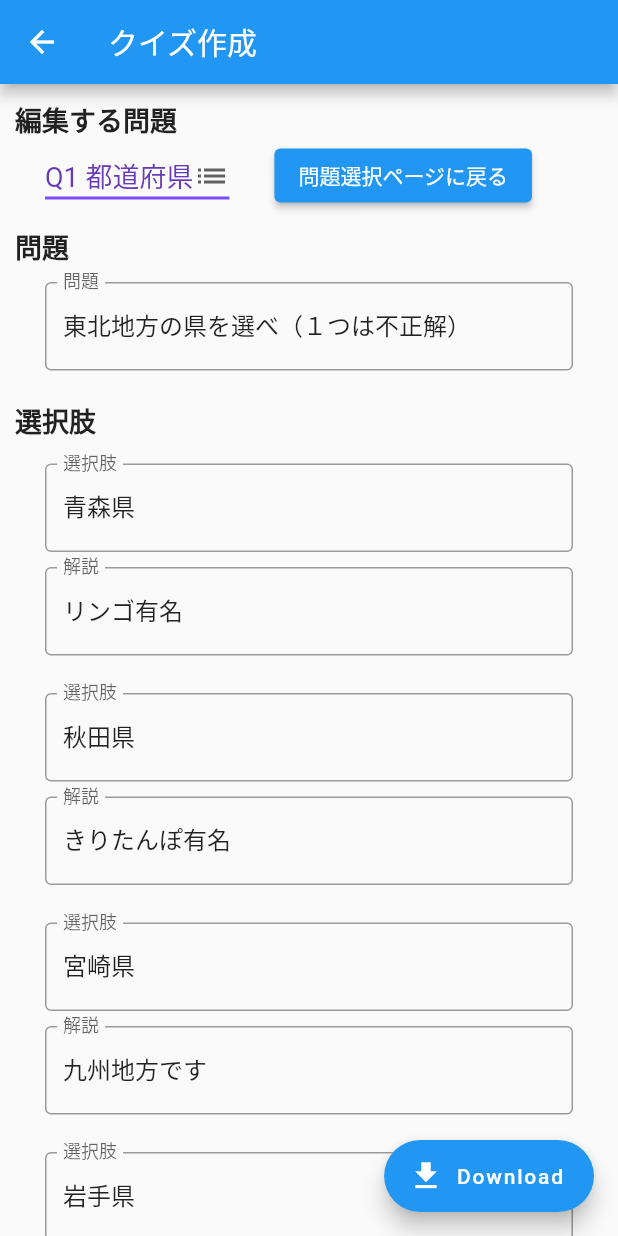
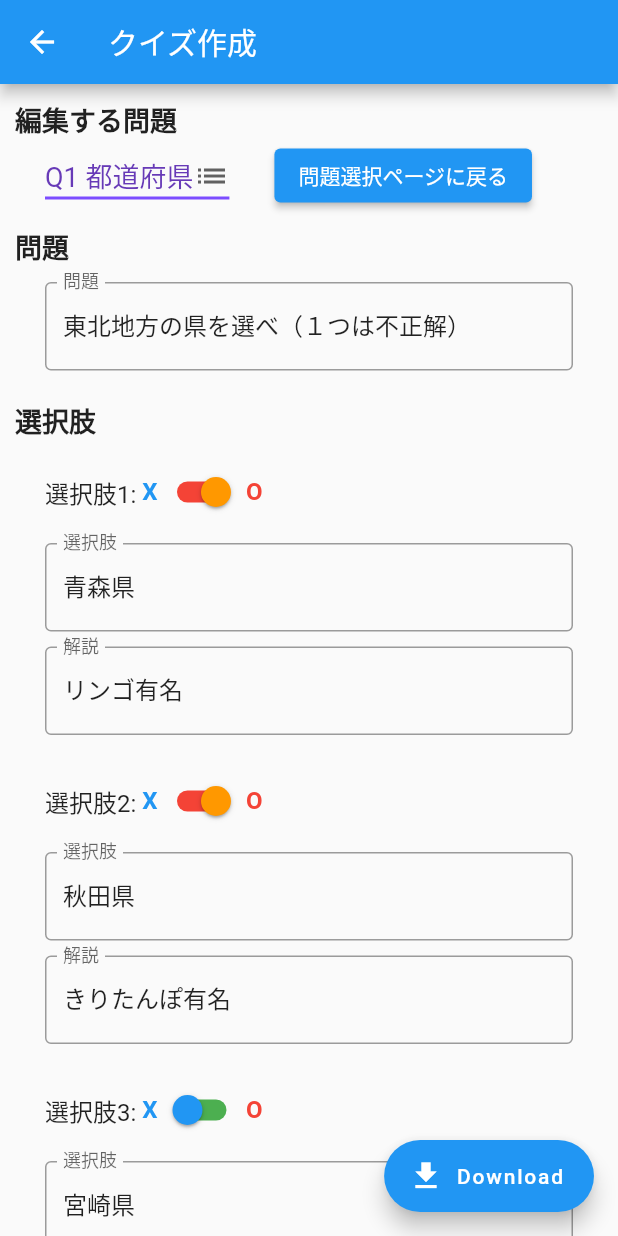
Before and after one commit to jugjug7531/babanuki_suddendeath, a Flutter app: the screen it shows after launch, after a tap on "Edit", on a phone screen of 412 x 824 dp. Run offline on Flutter 3.47's test engine with Material 2 defaults, Android fonts, the phone set to English and light mode, and no system bars; our stand-ins replace audioplayers, flip_card; missing offline and left inert: file_selector, universal_html.

Commit message:
クイズ編集ページに選択肢の正誤設定を追加

```diff
--- a/lib/quiz_edit.dart
+++ b/lib/quiz_edit.dart
@@ -19,6 +19,9 @@ class QuizEdit extends StatefulWidget {
 
   /// 編集するクイズのリストインデックス
   int argsQuizIndex = 0;
+
+  /// トグル表示更新用の選択肢正誤リスト
+  List<bool> isCorrect = [];
 
   @override
   State<QuizEdit> createState() => _QuizEditState();
@@ -113,6 +116,27 @@ class _QuizEditState extends State<QuizEdit> {
           );
   }
 
+  /// 選択肢の正誤設定ボタン
+  Widget setChoiceAnswerButton(Choice choice, int index){
+    return Switch(
+            value: widget.isCorrect[index],
+            activeColor: Colors.orange,
+            activeTrackColor: Colors.red,
+            inactiveThumbColor: Colors.blue,
+            inactiveTrackColor: Colors.green,
+            onChanged: (val){
+              if(val==true){
+                choice.answer = "true";
+              }else{
+                choice.answer = "false";
+              }
+              setState(() {
+                widget.isCorrect[index] = val;
+              });
+            },
+          );
+  }
+
   @override
   Widget build(BuildContext context) {
     // `ModalRoute.of()`メソッドを使用してページ遷移時の引数を取得
@@ -129,8 +153,47 @@ class _QuizEditState extends State<QuizEdit> {
       quizTitleList.add(question.title);
     }
 
+    // トグル表示更新用選択肢正誤リストの初期化
+    widget.isCorrect.clear();
+    for(int i = 0; i < args.questionList[widget.argsQuizIndex].choices.length; i++){
+      widget.isCorrect.add(args.questionList[widget.argsQuizIndex].choices[i].answer == "true");
+    }
+
     // 選択肢欄の作成
     for(int i = 0; i < args.questionList[widget.argsQuizIndex].choices.length; i++){
+      choiceForm.add(
+        // 選択肢の正誤設定
+        Container(
+          margin: const EdgeInsets.only(left: 30, right: 30, bottom: 5),
+          child:Row(
+            children: [
+              Text(
+                "選択肢"+(i+1).toString()+": ",
+                style: const TextStyle(
+                  fontSize: 16,
+                )
+              ),
+              const Text(
+                "X",
+                style: TextStyle(
+                  fontSize: 16,
+                  fontWeight: FontWeight.bold,
+                  color: Colors.blue
+                )
+              ),
+              setChoiceAnswerButton(args.questionList[widget.argsQuizIndex].choices[i], i),
+              const Text(
+                "O",
+                style: TextStyle(
+                  fontSize: 16,
+                  fontWeight: FontWeight.bold,
+                  color: Colors.red
+                )
+              ),
+            ],
+          )
+        )
+      );
       choiceForm.add(choiceTextField(args.questionList[widget.argsQuizIndex].choices[i]));
       choiceForm.add(explainTextField(args.questionList[widget.argsQuizIndex].choices[i]));
       choiceForm.add(const SizedBox(height: 15));
```
